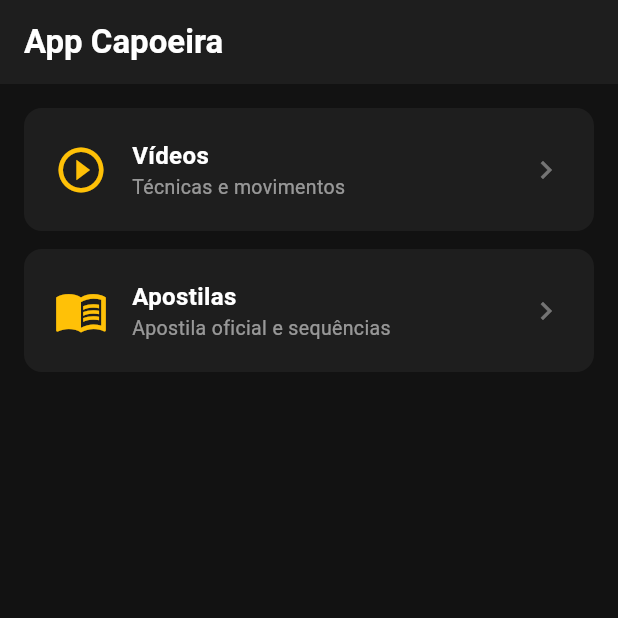
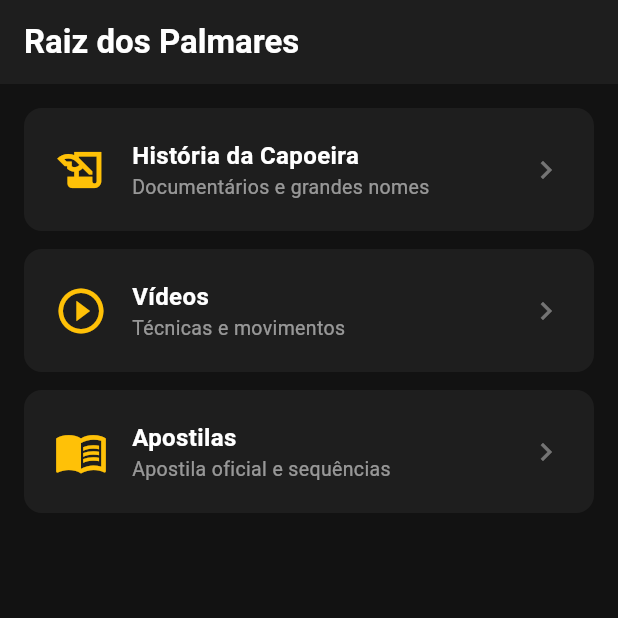
Before and after one commit to fef500602-lab/app-raiz, a Flutter app: the screen it shows after launch, on a phone screen of 412 x 824 dp, the top half of it. Run offline on Flutter 3.47's test engine with Material 3 defaults, Android fonts, the phone set to English and light mode, and no system bars; our stand-ins replace firebase_core, flutter_markdown, share_plus; accounts and stored records are empty.

Commit message:
feat: sessão História da Capoeira com 3 documentários; VideosScreen genérico

```diff
--- a/lib/main.dart
+++ b/lib/main.dart
@@ -18,7 +18,7 @@
   @override
   Widget build(BuildContext context) {
     return MaterialApp(
-      title: 'App Capoeira',
+      title: 'Raiz dos Palmares',
       debugShowCheckedModeBanner: false,
       theme: ThemeData(
         colorScheme: ColorScheme.fromSeed(
@@ -42,7 +42,7 @@
       appBar: AppBar(
         backgroundColor: const Color(0xFF1E1E1E),
         title: const Text(
-          'App Capoeira',
+          'Raiz dos Palmares',
           style: TextStyle(color: Colors.white, fontWeight: FontWeight.bold),
         ),
       ),
@@ -50,12 +50,31 @@
         padding: const EdgeInsets.all(16),
         children: [
           _MenuCard(
+            icon: Icons.history_edu_outlined,
+            title: 'História da Capoeira',
+            subtitle: 'Documentários e grandes nomes',
+            onTap: () => Navigator.push(
+              context,
+              MaterialPageRoute(
+                builder: (_) => const VideosScreen(
+                  titulo: 'História da Capoeira',
+                  videos: videosHistoria,
+                ),
+              ),
+            ),
+          ),
+          _MenuCard(
             icon: Icons.play_circle_outline,
             title: 'Vídeos',
             subtitle: 'Técnicas e movimentos',
             onTap: () => Navigator.push(
               context,
-              MaterialPageRoute(builder: (_) => const VideosScreen()),
+              MaterialPageRoute(
+                builder: (_) => const VideosScreen(
+                  titulo: 'Vídeos',
+                  videos: videosTecnicas,
+                ),
+              ),
             ),
           ),
           _MenuCard(
@@ -102,7 +121,8 @@
           children: [
             Icon(icon, color: Colors.amber, size: 36),
             const SizedBox(width: 16),
-            Column(
+            Expanded(
+              child: Column(
                 crossAxisAlignment: CrossAxisAlignment.start,
                 children: [
                   Text(title,
@@ -111,10 +131,11 @@
                           fontSize: 16,
                           fontWeight: FontWeight.bold)),
                   Text(subtitle,
-                    style: const TextStyle(color: Colors.white54, fontSize: 13)),
+                      style: const TextStyle(
+                          color: Colors.white54, fontSize: 13)),
                 ],
               ),
-            const Spacer(),
+            ),
             const Icon(Icons.chevron_right, color: Colors.white38),
           ],
         ),
--- a/lib/screens/videos_screen.dart
+++ b/lib/screens/videos_screen.dart
@@ -6,17 +6,14 @@
   final String title;
   final String subtitle;
 
-  const Video({
-    required this.id,
-    required this.title,
-    required this.subtitle,
-  });
+  const Video({required this.id, required this.title, required this.subtitle});
 
   String get youtubeUrl => 'https://www.youtube.com/watch?v=$id';
   String get thumbnailUrl => 'https://img.youtube.com/vi/$id/mqdefault.jpg';
 }
 
-const List<Video> videos = [
+// ── Vídeos: Técnicas ──────────────────────────────────────────────────────────
+const List<Video> videosTecnicas = [
   Video(
     id: 'lrTkynvAJnE',
     title: 'Sequências de Bimba',
@@ -29,8 +26,35 @@
   ),
 ];
 
+// ── Vídeos: História ──────────────────────────────────────────────────────────
+const List<Video> videosHistoria = [
+  Video(
+    id: '-unP_tdBiKI',
+    title: 'PASTINHA! Uma Vida pela Capoeira',
+    subtitle: 'Documentário sobre Mestre Pastinha',
+  ),
+  Video(
+    id: 'YZdZz6dkpmw',
+    title: 'Mestre Bimba | Capoeira Iluminada',
+    subtitle: 'Documentário sobre Mestre Bimba',
+  ),
+  Video(
+    id: 'ATnyW_28Q9A',
+    title: 'A História de Besouro',
+    subtitle: 'Da Capoeira ao Samba',
+  ),
+];
+
+// ── Tela genérica de vídeos ───────────────────────────────────────────────────
 class VideosScreen extends StatelessWidget {
-  const VideosScreen({super.key});
+  final String titulo;
+  final List<Video> videos;
+
+  const VideosScreen({
+    super.key,
+    required this.titulo,
+    required this.videos,
+  });
 
   @override
   Widget build(BuildContext context) {
@@ -38,9 +62,9 @@
       backgroundColor: const Color(0xFF121212),
       appBar: AppBar(
         backgroundColor: const Color(0xFF1E1E1E),
-        title: const Text(
-          'Vídeos',
-          style: TextStyle(color: Colors.white, fontWeight: FontWeight.bold),
+        title: Text(
+          titulo,
+          style: const TextStyle(color: Colors.white, fontWeight: FontWeight.bold),
         ),
         iconTheme: const IconThemeData(color: Colors.white),
       ),
@@ -48,14 +72,13 @@
         padding: const EdgeInsets.all(16),
         itemCount: videos.length,
         separatorBuilder: (_, __) => const SizedBox(height: 16),
-        itemBuilder: (context, index) {
-          return _VideoCard(video: videos[index]);
-        },
+        itemBuilder: (context, index) => _VideoCard(video: videos[index]),
       ),
     );
   }
 }
 
+// ── Card de vídeo ─────────────────────────────────────────────────────────────
 class _VideoCard extends StatelessWidget {
   final Video video;
   const _VideoCard({required this.video});
@@ -133,12 +156,10 @@
                       child: const Row(
                         mainAxisSize: MainAxisSize.min,
                         children: [
-                          Icon(Icons.open_in_new,
-                              color: Colors.white70, size: 12),
+                          Icon(Icons.open_in_new, color: Colors.white70, size: 12),
                           SizedBox(width: 4),
                           Text('YouTube',
-                              style: TextStyle(
-                                  color: Colors.white70, fontSize: 11)),
+                              style: TextStyle(color: Colors.white70, fontSize: 11)),
                         ],
                       ),
                     ),
```
Lines whose indentation alone changed are shown as unchanged.
